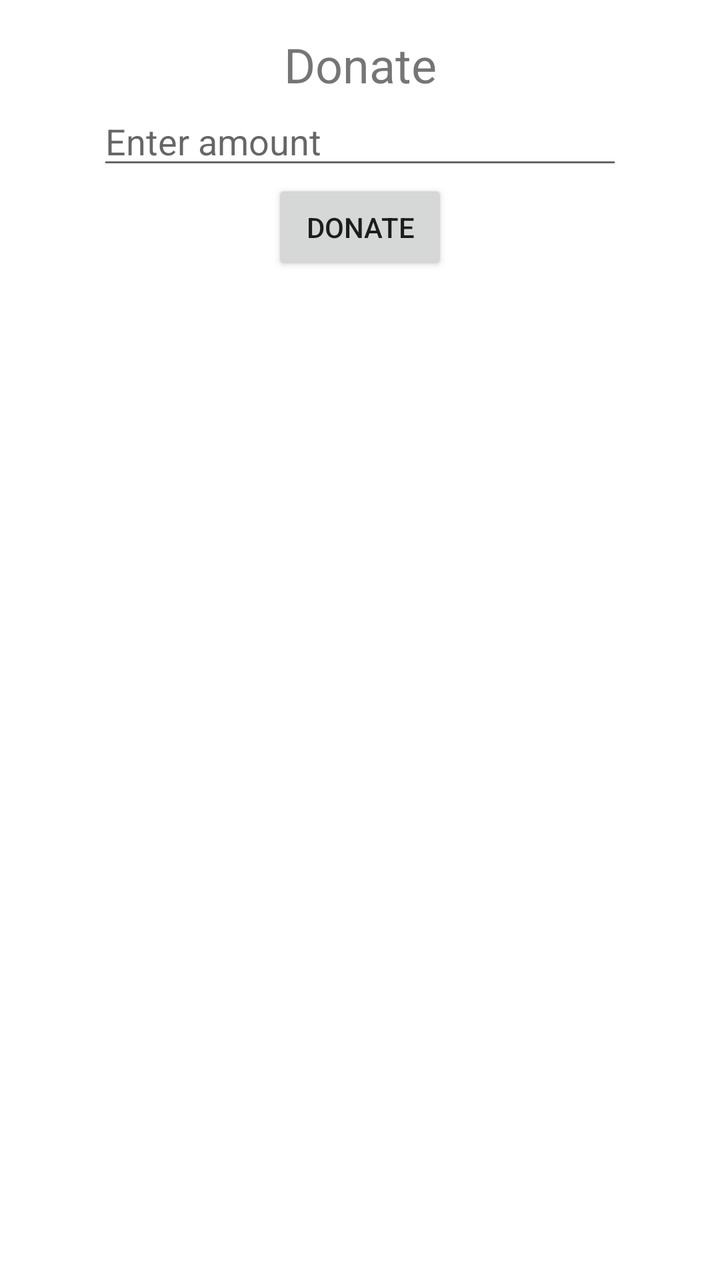
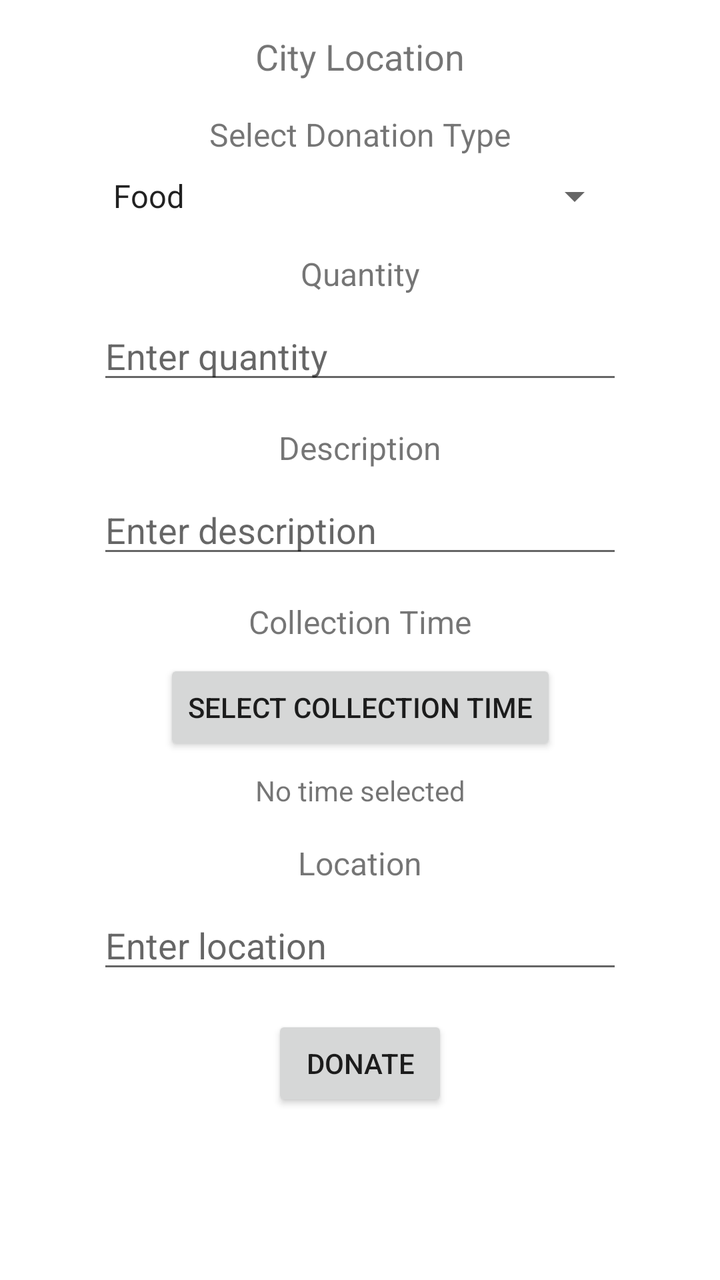

The first picture is an Android layout as it rendered before a commit; the second is the same layout after the commit. The layout source and the unified diff follow.
<!-- AndroidManifest.xml: application theme Theme.Donate -->
<!-- res/layout/fragment_donate.xml -->
<?xml version="1.0" encoding="utf-8"?>
<layout xmlns:android="http://schemas.android.com/apk/res/android"
    xmlns:app="http://schemas.android.com/apk/res-auto"
    xmlns:tools="http://schemas.android.com/tools"
    tools:context=".ui.donate.DonateFragment">

    <data>
        
    </data>

    <androidx.constraintlayout.widget.ConstraintLayout
        android:layout_width="match_parent"
        android:layout_height="match_parent"
        android:padding="16dp">

        <TextView
            android:id="@+id/text_donate"
            android:layout_width="wrap_content"
            android:layout_height="wrap_content"
            android:text="Donate"
            android:textSize="24sp"
            app:layout_constraintTop_toTopOf="parent"
            app:layout_constraintStart_toStartOf="parent"
            app:layout_constraintEnd_toEndOf="parent" />

        <EditText
            android:id="@+id/editText_donate_amount"
            android:layout_width="0dp"
            android:layout_height="wrap_content"
            android:hint="Enter amount"
            android:inputType="numberDecimal"
            app:layout_constraintTop_toBottomOf="@id/text_donate"
            app:layout_constraintStart_toStartOf="parent"
            app:layout_constraintEnd_toEndOf="parent"
            app:layout_constraintWidth_percent="0.8" />

        <Button
            android:id="@+id/button_donate"
            android:layout_width="wrap_content"
            android:layout_height="wrap_content"
            android:text="Donate"
            app:layout_constraintTop_toBottomOf="@id/editText_donate_amount"
            app:layout_constraintStart_toStartOf="parent"
            app:layout_constraintEnd_toEndOf="parent" />

    </androidx.constraintlayout.widget.ConstraintLayout>
</layout>
<!-- resources referenced by this layout -->
<resources>
  <style name="Theme.Donate" parent="Theme.MaterialComponents.DayNight.DarkActionBar">
          
          <item name="colorPrimary">@color/purple_500</item>
          <item name="colorPrimaryVariant">@color/purple_700</item>
          <item name="colorOnPrimary">@color/white</item>
          
          <item name="colorSecondary">@color/teal_200</item>
          <item name="colorSecondaryVariant">@color/teal_700</item>
          <item name="colorOnSecondary">@color/black</item>
          
          <item name="android:statusBarColor">?attr/colorPrimaryVariant</item>
          
      </style>
  <color name="purple_500">#FF6200EE</color>
  <color name="purple_700">#FF3700B3</color>
  <color name="white">#FFFFFFFF</color>
  <color name="teal_200">#FF03DAC5</color>
  <color name="teal_700">#FF018786</color>
  <color name="black">#FF000000</color>
</resources>

<!-- the commit's change to res/layout/fragment_donate.xml (unified diff, before → after) -->
@@ -1,4 +1,3 @@
-<?xml version="1.0" encoding="utf-8"?>
 <layout xmlns:android="http://schemas.android.com/apk/res/android"
     xmlns:app="http://schemas.android.com/apk/res-auto"
     xmlns:tools="http://schemas.android.com/tools"
@@ -13,35 +12,154 @@
         android:layout_height="match_parent"
         android:padding="16dp">
 
+        
         <TextView
-            android:id="@+id/text_donate"
+            android:id="@+id/text_city_location"
             android:layout_width="wrap_content"
             android:layout_height="wrap_content"
-            android:text="Donate"
-            android:textSize="24sp"
+            android:text="City Location"
+            android:textSize="18sp"
             app:layout_constraintTop_toTopOf="parent"
             app:layout_constraintStart_toStartOf="parent"
             app:layout_constraintEnd_toEndOf="parent" />
 
-        <EditText
-            android:id="@+id/editText_donate_amount"
+        
+        <TextView
+            android:id="@+id/text_donation_type"
+            android:layout_width="wrap_content"
+            android:layout_height="wrap_content"
+            android:text="Select Donation Type"
+            android:textSize="16sp"
+            app:layout_constraintTop_toBottomOf="@id/text_city_location"
+            app:layout_constraintStart_toStartOf="parent"
+            app:layout_constraintEnd_toEndOf="parent"
+            android:layout_marginTop="16dp" />
+
+        <Spinner
+            android:id="@+id/spinner_donation_type"
             android:layout_width="0dp"
             android:layout_height="wrap_content"
-            android:hint="Enter amount"
-            android:inputType="numberDecimal"
-            app:layout_constraintTop_toBottomOf="@id/text_donate"
+            android:entries="@array/donation_types"
+            app:layout_constraintTop_toBottomOf="@id/text_donation_type"
             app:layout_constraintStart_toStartOf="parent"
             app:layout_constraintEnd_toEndOf="parent"
-            app:layout_constraintWidth_percent="0.8" />
+            app:layout_constraintWidth_percent="0.8"
+            android:layout_marginTop="8dp" />
+
+        
+        <TextView
+            android:id="@+id/text_quantity"
+            android:layout_width="wrap_content"
+            android:layout_height="wrap_content"
+            android:text="Quantity"
+            android:textSize="16sp"
+            app:layout_constraintTop_toBottomOf="@id/spinner_donation_type"
+            app:layout_constraintStart_toStartOf="parent"
+            app:layout_constraintEnd_toEndOf="parent"
+            android:layout_marginTop="16dp" />
+
+        <EditText
+            android:id="@+id/editText_quantity"
+            android:layout_width="0dp"
+            android:layout_height="wrap_content"
+            android:hint="Enter quantity"
+            android:inputType="number"
+            app:layout_constraintTop_toBottomOf="@id/text_quantity"
+            app:layout_constraintStart_toStartOf="parent"
+            app:layout_constraintEnd_toEndOf="parent"
+            app:layout_constraintWidth_percent="0.8"
+            android:layout_marginTop="8dp" />
+
+        
+        <TextView
+            android:id="@+id/text_description"
+            android:layout_width="wrap_content"
+            android:layout_height="wrap_content"
+            android:text="Description"
+            android:textSize="16sp"
+            app:layout_constraintTop_toBottomOf="@id/editText_quantity"
+            app:layout_constraintStart_toStartOf="parent"
+            app:layout_constraintEnd_toEndOf="parent"
+            android:layout_marginTop="16dp" />
+
+        <EditText
+            android:id="@+id/editText_description"
+            android:layout_width="0dp"
+            android:layout_height="wrap_content"
+            android:hint="Enter description"
+            android:inputType="text"
+            app:layout_constraintTop_toBottomOf="@id/text_description"
+            app:layout_constraintStart_toStartOf="parent"
+            app:layout_constraintEnd_toEndOf="parent"
+            app:layout_constraintWidth_percent="0.8"
+            android:layout_marginTop="8dp" />
+
+        
+        <TextView
+            android:id="@+id/text_collection_time"
+            android:layout_width="wrap_content"
+            android:layout_height="wrap_content"
+            android:text="Collection Time"
+            android:textSize="16sp"
+            app:layout_constraintTop_toBottomOf="@id/editText_description"
+            app:layout_constraintStart_toStartOf="parent"
+            app:layout_constraintEnd_toEndOf="parent"
+            android:layout_marginTop="16dp" />
+
+        <Button
+            android:id="@+id/button_collection_time"
+            android:layout_width="wrap_content"
+            android:layout_height="wrap_content"
+            android:text="Select Collection Time"
+            app:layout_constraintTop_toBottomOf="@id/text_collection_time"
+            app:layout_constraintStart_toStartOf="parent"
+            app:layout_constraintEnd_toEndOf="parent"
+            android:layout_marginTop="8dp" />
+
+        <TextView
+            android:id="@+id/text_selected_time"
+            android:layout_width="wrap_content"
+            android:layout_height="wrap_content"
+            android:text="No time selected"
+            app:layout_constraintTop_toBottomOf="@id/button_collection_time"
+            app:layout_constraintStart_toStartOf="parent"
+            app:layout_constraintEnd_toEndOf="parent"
+            android:layout_marginTop="8dp" />
+
+        
+        <TextView
+            android:id="@+id/text_location"
+            android:layout_width="wrap_content"
+            android:layout_height="wrap_content"
+            android:text="Location"
+            android:textSize="16sp"
+            app:layout_constraintTop_toBottomOf="@id/text_selected_time"
+            app:layout_constraintStart_toStartOf="parent"
+            app:layout_constraintEnd_toEndOf="parent"
+            android:layout_marginTop="16dp" />
+
+        <EditText
+            android:id="@+id/editText_location"
+            android:layout_width="0dp"
+            android:layout_height="wrap_content"
+            android:hint="Enter location"
+            android:inputType="text"
+            app:layout_constraintTop_toBottomOf="@id/text_location"
+            app:layout_constraintStart_toStartOf="parent"
+            app:layout_constraintEnd_toEndOf="parent"
+            app:layout_constraintWidth_percent="0.8"
+            android:layout_marginTop="8dp" />
 
         <Button
             android:id="@+id/button_donate"
             android:layout_width="wrap_content"
             android:layout_height="wrap_content"
             android:text="Donate"
-            app:layout_constraintTop_toBottomOf="@id/editText_donate_amount"
+            app:layout_constraintTop_toBottomOf="@id/editText_location"
             app:layout_constraintStart_toStartOf="parent"
-            app:layout_constraintEnd_toEndOf="parent" />
+            app:layout_constraintEnd_toEndOf="parent"
+            android:layout_marginTop="16dp" />
+
 
     </androidx.constraintlayout.widget.ConstraintLayout>
 </layout>
<!-- resource entries referenced after the edit -->
@@ -1,5 +1,14 @@
 <!-- resources referenced by this layout -->
 <resources>
+  <string-array name="donation_types">
+          <item>Food</item>
+          <item>Clothes</item>
+          <item>Furniture</item>
+          <item>Books</item>
+          <item>Electronics</item>
+          <item>Toys</item>
+          <item>Custom</item>
+      </string-array>
   <style name="Theme.Donate" parent="Theme.MaterialComponents.DayNight.DarkActionBar">
           
           <item name="colorPrimary">@color/purple_500</item>
